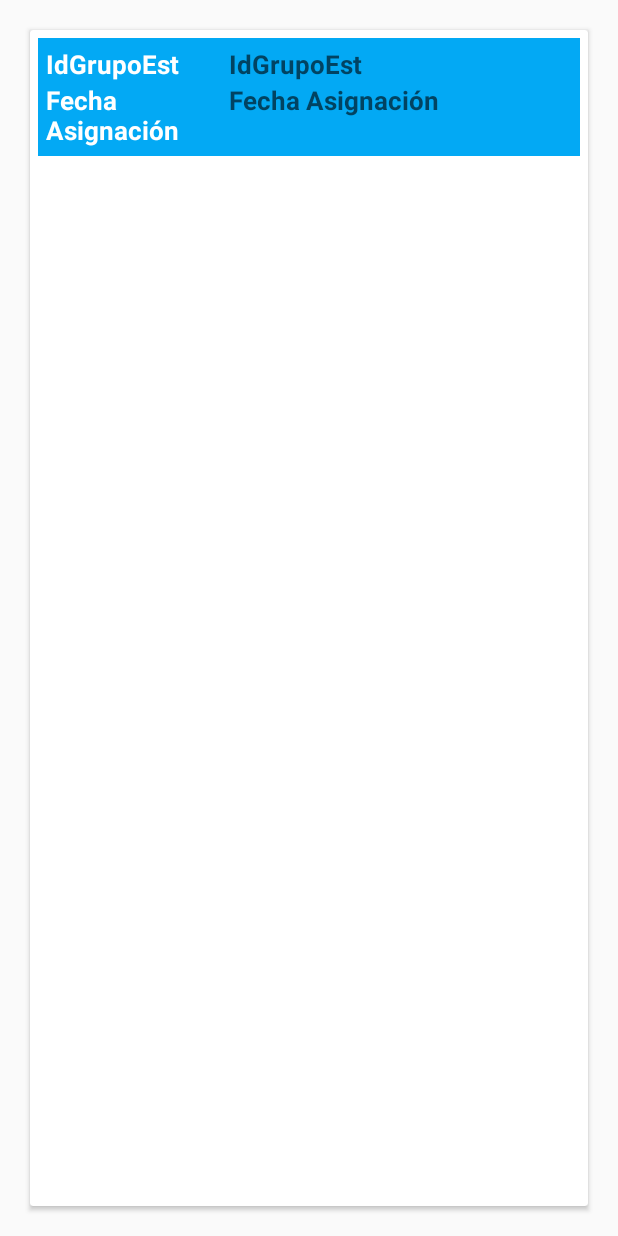
After one commit to maurocabor521/Project_Dconfo_19, an Android app: the layout item_grupo_est_has_deberdocente.xml on its own in the app's theme, with its tools: preview values and no code run, on a phone screen of 412 x 824 dp. The commit adds this screen. Run offline under Robolectric (Android 15) with nearby library versions, the phone set to English and light mode, and no system bars; network calls fail.

Commit message:
nuevo commit

```diff
--- /dev/null
+++ b/app/src/main/res/layout/item_grupo_est_has_deberdocente.xml
@@ -0,0 +1,79 @@
+<?xml version="1.0" encoding="utf-8"?>
+<android.support.v7.widget.CardView xmlns:android="http://schemas.android.com/apk/res/android"
+    android:layout_width="match_parent"
+    android:layout_height="match_parent"
+    android:layout_margin="20dp">
+
+    <RelativeLayout
+        android:layout_width="match_parent"
+        android:layout_height="wrap_content"
+        android:layout_margin="5dp"
+        android:background="@color/colorPrimary"
+        android:orientation="vertical"
+        android:padding="5dp">
+
+        <LinearLayout
+            android:id="@+id/ll_idgrupo"
+            android:layout_width="match_parent"
+            android:layout_height="wrap_content"
+            android:layout_alignParentTop="true"
+            android:orientation="horizontal">
+
+            <TextView
+                android:layout_width="match_parent"
+                android:layout_height="wrap_content"
+                android:layout_weight="1.5"
+                android:text="@string/idGrupoEstudiante"
+                android:textColor="@android:color/white"
+                android:textSize="@dimen/tsize_documento"
+                android:textStyle="bold" />
+
+            <TextView
+                android:id="@+id/txt_GrupoEstHasDeber_IdGrupoEst"
+                android:layout_width="match_parent"
+                android:layout_height="wrap_content"
+                android:layout_weight=".8"
+                android:hint="@string/idGrupoEstudiante"
+                android:text=""
+                android:textColor="@android:color/white"
+                android:textSize="@dimen/tsize_documento"
+                android:textStyle="bold" />
+
+        </LinearLayout>
+
+        <LinearLayout
+            android:id="@+id/ll_NombreGrupo"
+            android:layout_width="match_parent"
+            android:layout_height="wrap_content"
+            android:layout_below="@+id/ll_idgrupo"
+            android:orientation="horizontal">
+
+            <TextView
+                android:layout_width="match_parent"
+                android:layout_height="wrap_content"
+                android:layout_weight="1.5"
+                android:text="@string/FechaGEHD"
+                android:textColor="@android:color/white"
+                android:textSize="@dimen/tsize_documento"
+                android:textStyle="bold" />
+
+            <TextView
+                android:id="@+id/txt_GrupoEstHasDeber_fechaAsig"
+                android:layout_width="match_parent"
+                android:layout_height="wrap_content"
+                android:layout_weight=".8"
+                android:hint="@string/FechaGEHD"
+                android:text=""
+                android:textColor="@android:color/white"
+                android:textSize="@dimen/tsize_documento"
+                android:textStyle="bold" />
+
+        </LinearLayout>
+
+
+
+
+
+    </RelativeLayout>
+
+</android.support.v7.widget.CardView>
--- a/app/src/main/res/values/strings.xml
+++ b/app/src/main/res/values/strings.xml
@@ -60,4 +60,6 @@
     <string name="notaXEstudiante">Notas por Estudiante</string>
     <string name="SeleccioneXEstudiante">Seleccione Estudiante</string>
     <string name="X_Grupo">Notas por Grupos de Estudiantes</string>
+    <string name="idGrupoEstudiante">IdGrupoEst</string>
+    <string name="FechaGEHD">Fecha Asignación</string>
 </resources>
```
Also changed, not shown: app/src/main/java/com/example/asus/dconfo_app/presentation/view/adapter/Grupos_Estudiante_Has_DeberAdapter.java (added, +89 -0 lines), app/src/main/java/com/example/asus/dconfo_app/presentation/view/fragment/docente/notas/FindNotasXGrupoEstFragment.java (+21 -33 lines).
